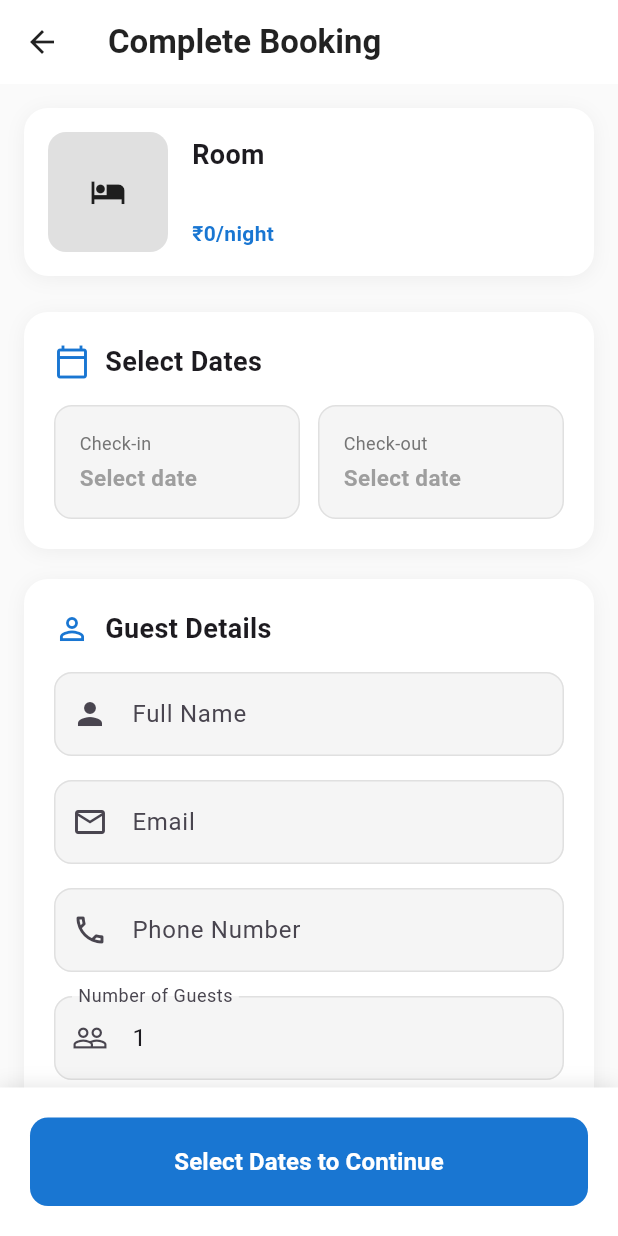
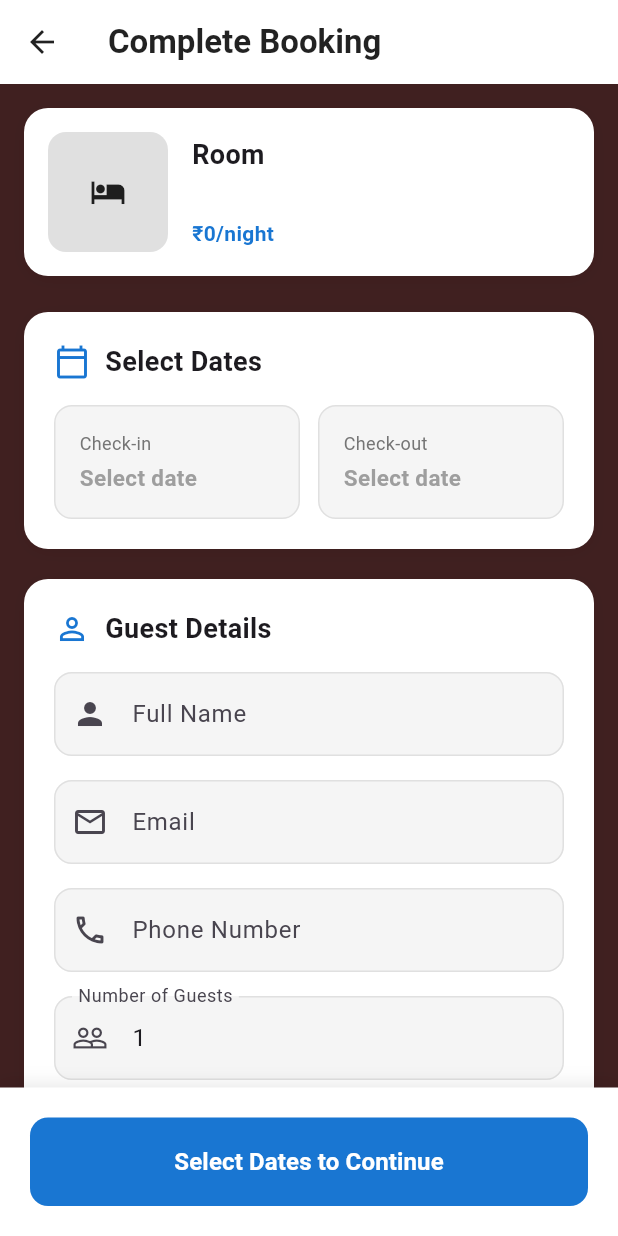
Before and after one commit to shahane806/HotelManagementSystem, a Flutter app: the BookingScreen screen opened directly with empty values, on a phone screen of 412 x 824 dp. Run offline on Flutter 3.47's test engine with Material 3 defaults, Android fonts, the phone set to English and light mode, and no system bars; our stand-ins replace connectivity_plus, equatable, flutter_bloc, google_fonts, image_picker, open_filex and 5 more; missing offline and left inert: universal_html; accounts and stored records are empty; network calls fail.

Commit message:
bugs fixed.

```diff
--- a/frontend/lib/Ui/room_booking_screen.dart
+++ b/frontend/lib/Ui/room_booking_screen.dart
@@ -1,4 +1,7 @@
+import 'dart:convert';
+
 import 'package:flutter/material.dart';
+import 'package:frontend/app/api_constants.dart';
 import '../../models/hotel_room_model.dart';
 
 class BookingScreen extends StatefulWidget {
@@ -182,8 +185,10 @@ class _BookingScreenState extends State<BookingScreen> {
 
   @override
   Widget build(BuildContext context) {
+
+
     return Scaffold(
-      backgroundColor: Colors.grey[50],
+      backgroundColor: const Color.fromARGB(255, 64, 32, 32),
       appBar: AppBar(
         elevation: 0,
         backgroundColor: Colors.white,
@@ -218,7 +223,7 @@ class _BookingScreenState extends State<BookingScreen> {
                     borderRadius: BorderRadius.circular(12),
                     child: widget.room.images.isNotEmpty
                         ? Image.network(
-                            widget.room.images.first,
+                            "${ApiConstants.url}/${widget.room.images.first}",
                             width: 80,
                             height: 80,
                             fit: BoxFit.cover,
--- a/frontend/lib/Ui/room_detail_screen.dart
+++ b/frontend/lib/Ui/room_detail_screen.dart
@@ -1,5 +1,6 @@
 import 'package:flutter/material.dart';
 import '../../models/hotel_room_model.dart';
+import '../app/api_constants.dart';
 import 'room_booking_screen.dart';
 
 class RoomDetailScreen extends StatefulWidget {
@@ -101,7 +102,7 @@ class _RoomDetailScreenState extends State<RoomDetailScreen> {
                     itemCount: widget.room.images.length,
                     onPageChanged: (i) => setState(() => currentImageIndex = i),
                     itemBuilder: (_, index) => Image.network(
-                      widget.room.images[index],
+                     "${ApiConstants.url}/${widget.room.images[index]}",
                       fit: BoxFit.cover,
                       errorBuilder: (_, __, ___) => Container(
                         color: Colors.grey[300],
```
Also changed, not shown: frontend/lib/app/api_constants.dart (+4 -4 lines), frontend/lib/models/hotel_room_model.dart (+21 -3 lines), 3 other files.
